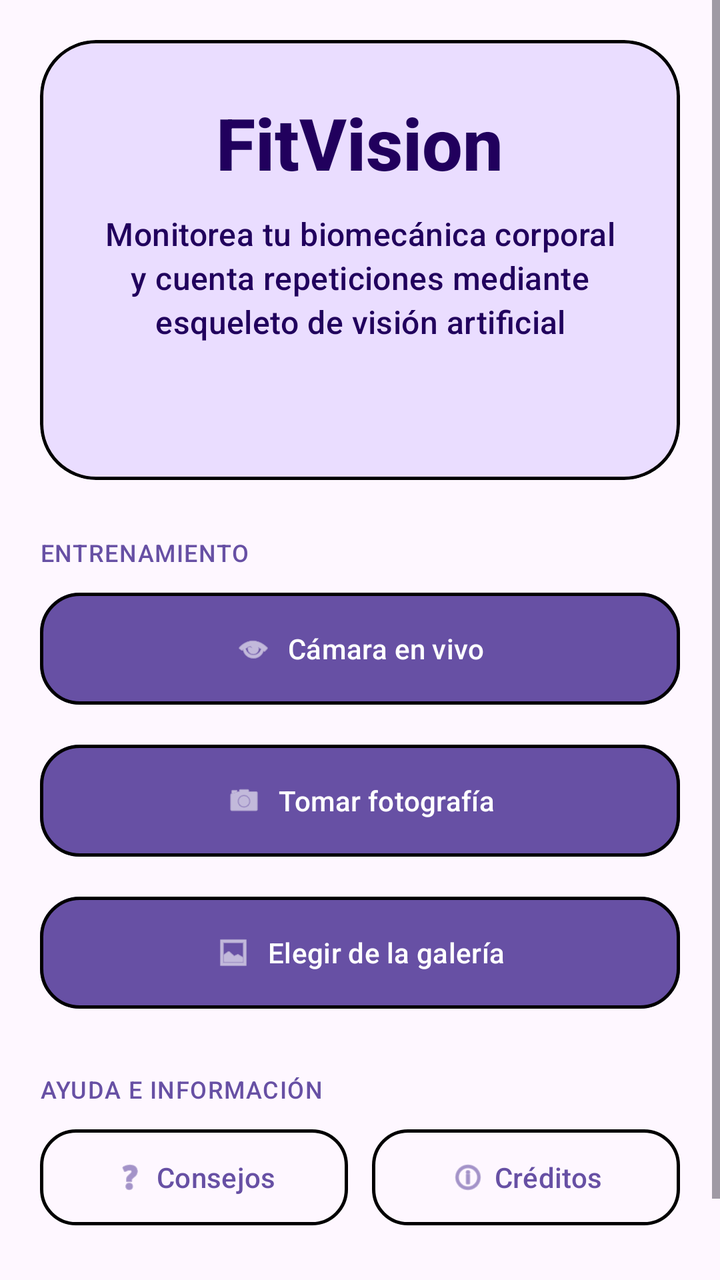
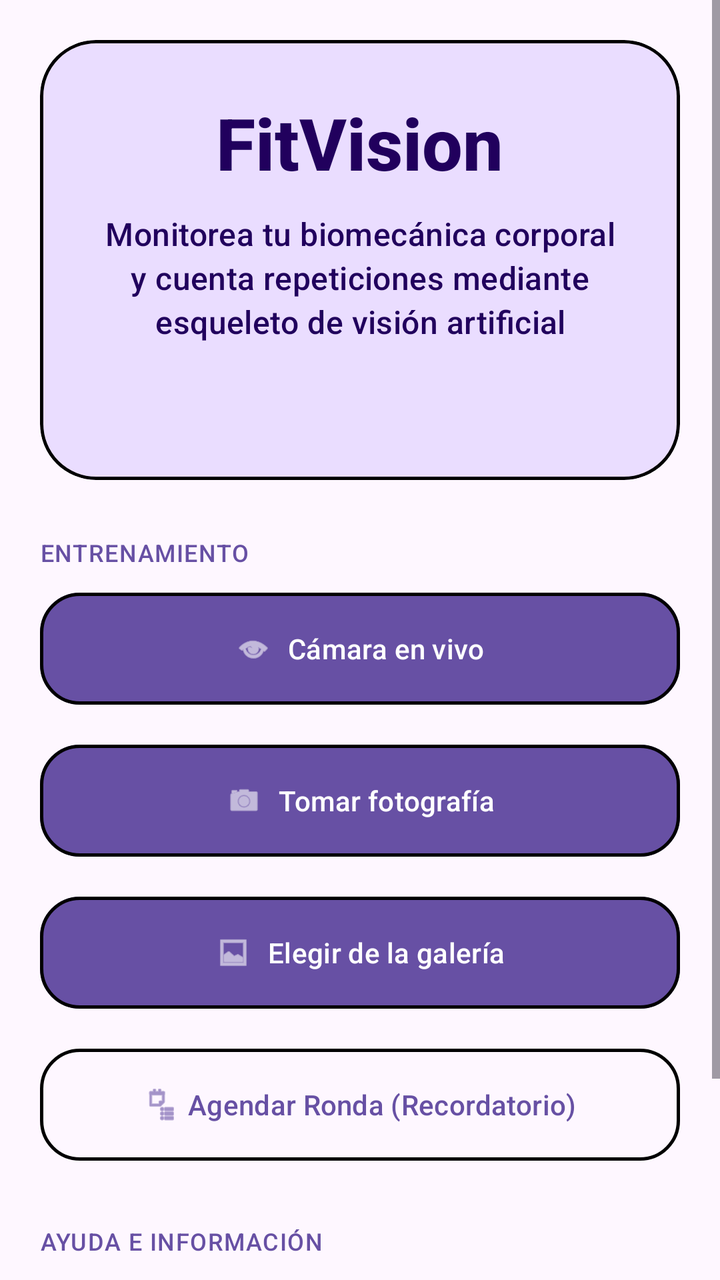

Two renders of the same Android screen: before a commit and after it. Below are the layout's source before the change and the commit's diff.
<!-- AndroidManifest.xml: application theme Theme.SignTranslator -->
<!-- res/layout/activity_main.xml -->
<?xml version="1.0" encoding="utf-8"?>
<ScrollView xmlns:android="http://schemas.android.com/apk/res/android"
    xmlns:app="http://schemas.android.com/apk/res-auto"
    android:layout_width="match_parent"
    android:layout_height="match_parent"
    android:fillViewport="true">

    <LinearLayout
        android:layout_width="match_parent"
        android:layout_height="match_parent"
        android:orientation="vertical"
        android:padding="20dp">

        
        <com.google.android.material.card.MaterialCardView
            style="@style/Widget.Material3.CardView.Filled"
            android:layout_width="match_parent"
            android:layout_height="wrap_content"
            android:minHeight="220dp"
            app:cardBackgroundColor="?attr/colorPrimaryContainer"
            app:cardCornerRadius="28dp"
            app:strokeColor="@color/app_border"
            app:strokeWidth="1.5dp">

            <LinearLayout
                android:layout_width="match_parent"
                android:layout_height="match_parent"
                android:gravity="center"
                android:orientation="vertical"
                android:padding="32dp">

                <TextView
                    android:layout_width="wrap_content"
                    android:layout_height="wrap_content"
                    android:fontFamily="sans-serif-medium"
                    android:includeFontPadding="false"
                    android:text="@string/main_title"
                    android:textAppearance="?attr/textAppearanceDisplaySmall"
                    android:textColor="?attr/colorOnPrimaryContainer"
                    android:textStyle="bold" />

                <TextView
                    android:layout_width="match_parent"
                    android:layout_height="wrap_content"
                    android:layout_marginTop="12dp"
                    android:gravity="center"
                    android:lineSpacingMultiplier="1.15"
                    android:text="@string/main_subtitle"
                    android:textAppearance="?attr/textAppearanceTitleMedium"
                    android:textColor="?attr/colorOnPrimaryContainer" />
            </LinearLayout>
        </com.google.android.material.card.MaterialCardView>

        
        <TextView
            android:layout_width="wrap_content"
            android:layout_height="wrap_content"
            android:layout_marginTop="28dp"
            android:text="@string/section_training"
            android:textAppearance="?attr/textAppearanceLabelMedium"
            android:textColor="?attr/colorPrimary" />

        <com.google.android.material.button.MaterialButton
            android:id="@+id/btnLive"
            android:layout_width="match_parent"
            android:layout_height="64dp"
            android:layout_marginTop="8dp"
            android:text="@string/btn_live"
            app:cornerRadius="20dp"
            app:strokeColor="@color/app_border"
            app:strokeWidth="1.5dp"
            app:icon="@android:drawable/ic_menu_view"
            app:iconGravity="textStart" />

        <com.google.android.material.button.MaterialButton
            android:id="@+id/btnCapture"
            android:layout_width="match_parent"
            android:layout_height="64dp"
            android:layout_marginTop="12dp"
            android:text="@string/btn_capture"
            app:cornerRadius="20dp"
            app:strokeColor="@color/app_border"
            app:strokeWidth="1.5dp"
            app:icon="@android:drawable/ic_menu_camera"
            app:iconGravity="textStart" />

        <com.google.android.material.button.MaterialButton
            android:id="@+id/btnGallery"
            android:layout_width="match_parent"
            android:layout_height="64dp"
            android:layout_marginTop="12dp"
            android:text="@string/btn_gallery"
            app:cornerRadius="20dp"
            app:strokeColor="@color/app_border"
            app:strokeWidth="1.5dp"
            app:icon="@android:drawable/ic_menu_gallery"
            app:iconGravity="textStart" />

        
        <TextView
            android:layout_width="wrap_content"
            android:layout_height="wrap_content"
            android:layout_marginTop="28dp"
            android:text="@string/section_help"
            android:textAppearance="?attr/textAppearanceLabelMedium"
            android:textColor="?attr/colorPrimary" />

        <LinearLayout
            android:layout_width="match_parent"
            android:layout_height="wrap_content"
            android:layout_marginTop="8dp"
            android:orientation="horizontal">

            <com.google.android.material.button.MaterialButton
                android:id="@+id/btnTips"
                style="@style/Widget.Material3.Button.OutlinedButton"
                android:layout_width="0dp"
                android:layout_height="56dp"
                android:layout_weight="1"
                android:text="@string/btn_tips"
                app:cornerRadius="18dp"
                app:strokeColor="@color/app_border"
                app:strokeWidth="1.5dp"
                app:icon="@android:drawable/ic_menu_help"
                app:iconGravity="textStart" />

            <com.google.android.material.button.MaterialButton
                android:id="@+id/btnCredits"
                style="@style/Widget.Material3.Button.OutlinedButton"
                android:layout_width="0dp"
                android:layout_height="56dp"
                android:layout_marginStart="12dp"
                android:layout_weight="1"
                android:text="@string/btn_credits"
                app:cornerRadius="18dp"
                app:strokeColor="@color/app_border"
                app:strokeWidth="1.5dp"
                app:icon="@android:drawable/ic_menu_info_details"
                app:iconGravity="textStart" />
        </LinearLayout>

        
        <TextView
            android:layout_width="match_parent"
            android:layout_height="wrap_content"
            android:layout_marginTop="32dp"
            android:gravity="center"
            android:text="@string/main_footer"
            android:textAppearance="?attr/textAppearanceLabelSmall"
            android:textColor="?attr/colorOnSurfaceVariant" />

    </LinearLayout>
</ScrollView>
<!-- resources referenced by this layout -->
<resources>
  <color name="app_border">@color/black</color>
  <string name="btn_capture">Tomar fotografía</string>
  <string name="btn_credits">Créditos</string>
  <string name="btn_gallery">Elegir de la galería</string>
  <string name="btn_live">Cámara en vivo</string>
  <string name="btn_tips">Consejos</string>
  <string name="main_footer">Grupo 3 · Detección de Pose</string>
  <string name="main_subtitle">Monitorea tu biomecánica corporal y cuenta repeticiones mediante esqueleto de visión artificial</string>
  <string name="main_title">FitVision</string>
  <string name="section_help">AYUDA E INFORMACIÓN</string>
  <string name="section_training">ENTRENAMIENTO</string>
  <style name="Theme.SignTranslator" parent="Theme.Material3.DayNight">
          <item name="colorPrimary">@color/purple_primary</item>
          <item name="colorOnPrimary">@color/purple_on_primary</item>
          <item name="colorPrimaryContainer">@color/purple_container</item>
          <item name="colorOnPrimaryContainer">@color/purple_on_container</item>
          <item name="colorSecondary">@color/purple_secondary</item>
      </style>
  <color name="black">#FF000000</color>
  <color name="purple_primary">#6750A4</color>
  <color name="purple_on_primary">#FFFFFFFF</color>
  <color name="purple_container">#EADDFF</color>
  <color name="purple_on_container">#21005D</color>
  <color name="purple_secondary">#625B71</color>
</resources>

<!-- the commit's change to res/layout/activity_main.xml (unified diff, before → after) -->
@@ -97,6 +97,20 @@
             app:iconGravity="textStart" />
 
         
+        <com.google.android.material.button.MaterialButton
+            android:id="@+id/btnSchedule"
+            style="@style/Widget.Material3.Button.OutlinedButton"
+            android:layout_width="match_parent"
+            android:layout_height="64dp"
+            android:layout_marginTop="12dp"
+            android:text="Agendar Ronda (Recordatorio)"
+            app:cornerRadius="20dp"
+            app:strokeColor="@color/app_border"
+            app:strokeWidth="1.5dp"
+            app:icon="@android:drawable/ic_menu_agenda"
+            app:iconGravity="textStart" />
+
+        
         <TextView
             android:layout_width="wrap_content"
             android:layout_height="wrap_content"
